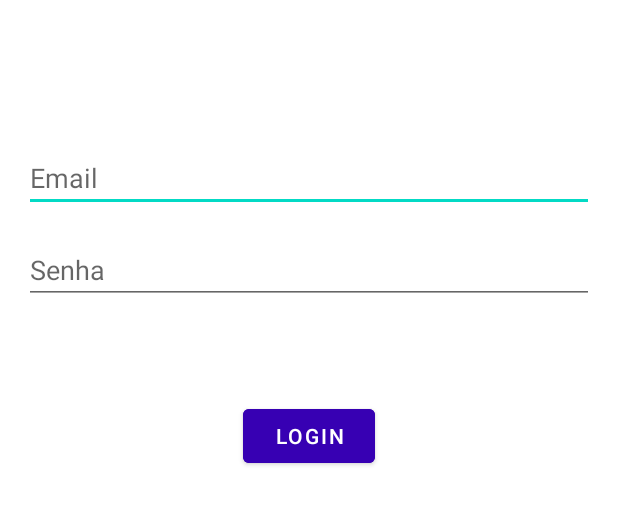
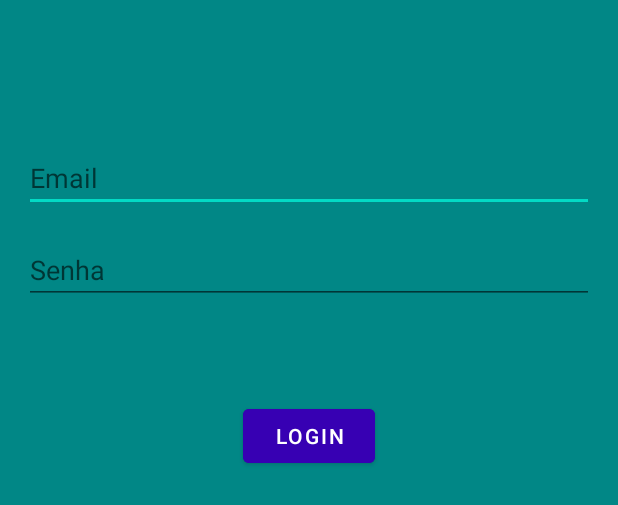
Before and after one commit to CatarineRodrigues/Aula65_Firebase_Authentication, an Android app: the layout activity_login.xml on its own in the app's theme, with its tools: preview values and no code run, on a phone screen of 412 x 824 dp. Shown: the top 505 px of the screen. Run offline under Robolectric (Android 15) with nearby library versions, the phone set to English and light mode, and no system bars.

Commit message:
IImplementar lógica

```diff
--- a/app/src/main/java/br/com/zup/exerciciofirebaseauthentication/ui/login/view/LoginActivity.kt
+++ b/app/src/main/java/br/com/zup/exerciciofirebaseauthentication/ui/login/view/LoginActivity.kt
@@ -23,8 +23,8 @@ class LoginActivity : AppCompatActivity() {
         super.onCreate(savedInstanceState)
         binding = ActivityLoginBinding.inflate(layoutInflater)
         setClickButtonLogin()
-        goToRegistration()
-        initObservers()
+//        goToRegistration()
+//        initObservers()
     }
 
     private fun goToHomePage(user: User) {
--- a/app/src/main/java/br/com/zup/exerciciofirebaseauthentication/ui/register/view/RegisterActivity.kt
+++ b/app/src/main/java/br/com/zup/exerciciofirebaseauthentication/ui/register/view/RegisterActivity.kt
@@ -34,7 +34,7 @@ class RegisterActivity : AppCompatActivity() {
 
     private fun initObserver() {
         viewModel.registerResponse.observe(this) {
-            goToHomePage(it)
+//            goToHomePage(it)
         }
         viewModel.errorResponse.observe(this) {
             Snackbar.make(binding.root, it, Snackbar.LENGTH_LONG).show()
--- a/app/src/main/res/layout/activity_home.xml
+++ b/app/src/main/res/layout/activity_home.xml
@@ -4,7 +4,9 @@
     xmlns:tools="http://schemas.android.com/tools"
     android:layout_width="match_parent"
     android:layout_height="match_parent"
-    tools:context=".ui.home.view.HomeActivity">
+    tools:context=".ui.home.view.HomeActivity"
+    android:background="@color/purple_700"
+    >
 
     <TextView
         android:id="@+id/tv_wellcome"
--- a/app/src/main/res/layout/activity_login.xml
+++ b/app/src/main/res/layout/activity_login.xml
@@ -4,7 +4,8 @@
     xmlns:tools="http://schemas.android.com/tools"
     android:layout_width="match_parent"
     android:layout_height="match_parent"
-    tools:context=".ui.login.view.LoginActivity">
+    tools:context=".ui.login.view.LoginActivity"
+    android:background="@color/teal_700">
 
     <EditText
         android:id="@+id/et_email"
@@ -13,7 +14,6 @@
         android:layout_marginStart="16dp"
         android:layout_marginTop="96dp"
         android:layout_marginEnd="16dp"
-        android:autofillHints=""
         android:hint="@string/email"
         android:inputType="textEmailAddress"
         android:selectAllOnFocus="true"
@@ -26,7 +26,6 @@
         android:layout_width="match_parent"
         android:layout_height="wrap_content"
         android:layout_margin="16dp"
-        android:autofillHints=""
         android:hint="@string/password"
         android:imeOptions="actionDone"
         android:inputType="textPassword"
--- a/app/src/main/res/layout/activity_register.xml
+++ b/app/src/main/res/layout/activity_register.xml
@@ -4,7 +4,8 @@
     xmlns:tools="http://schemas.android.com/tools"
     android:layout_width="match_parent"
     android:layout_height="match_parent"
-    tools:context=".ui.register.view.RegisterActivity">
+    tools:context=".ui.register.view.RegisterActivity"
+    android:background="@color/black">
 
     <EditText
         android:id="@+id/et_username"
```
Also changed, not shown: app/src/main/AndroidManifest.xml (+6 -5 lines), app/src/main/java/br/com/zup/exerciciofirebaseauthentication/ui/home/view/HomeActivity.kt (+6 -3 lines).
